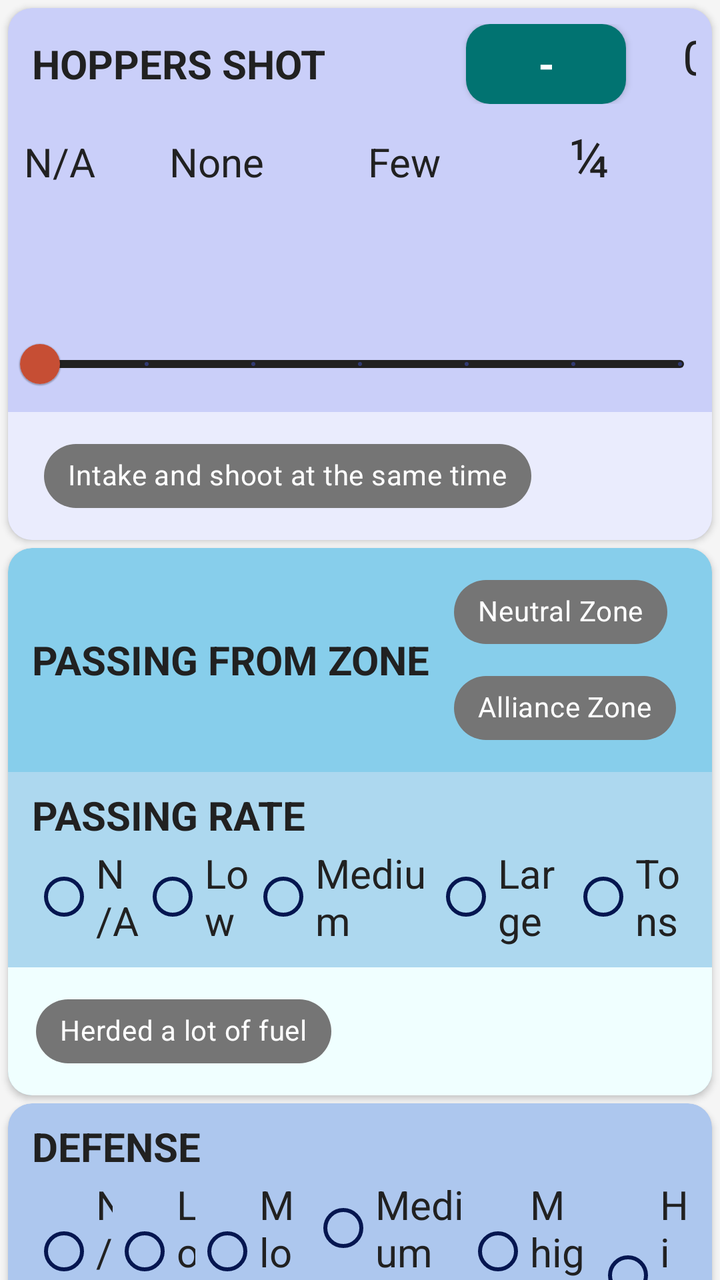
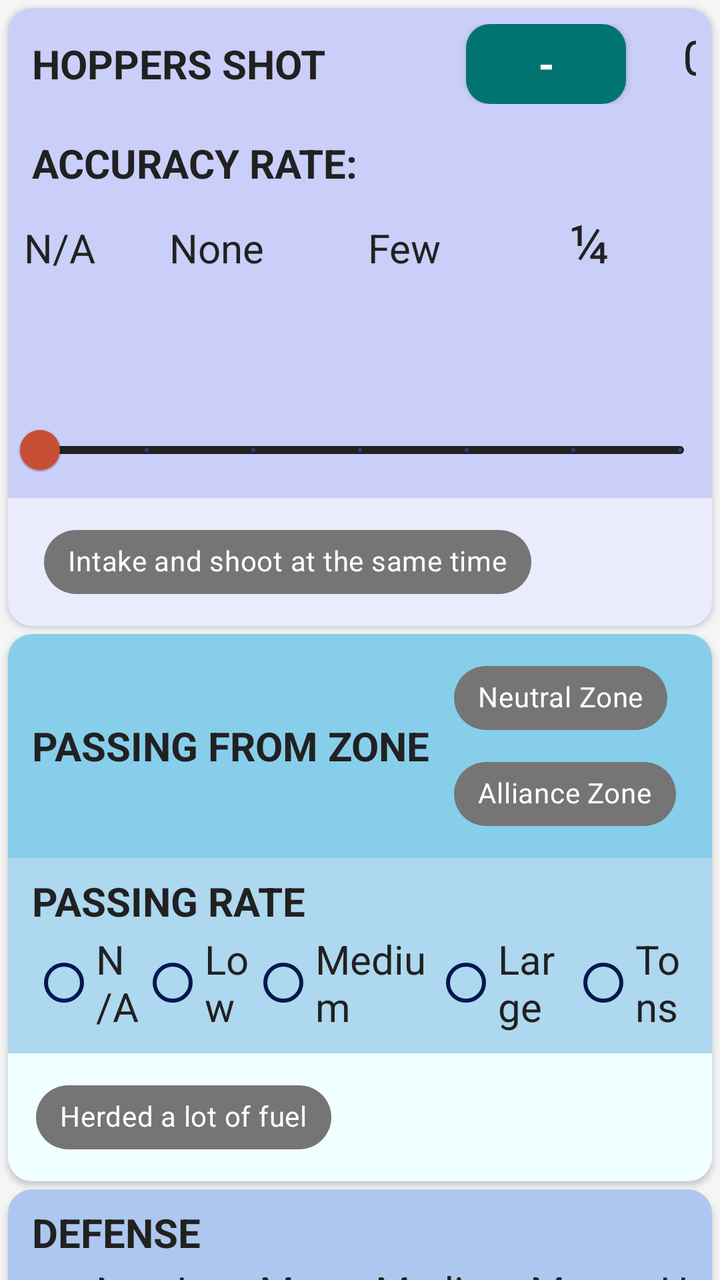

An Android layout rendered at two revisions. The XML below is the earlier revision; the diff shows what the commit changed to produce the second picture.
<!-- AndroidManifest.xml: application theme AppTheme -->
<!-- res/layout/teleop_fragment.xml -->
<?xml version="1.0" encoding="utf-8"?>
<androidx.constraintlayout.widget.ConstraintLayout xmlns:android="http://schemas.android.com/apk/res/android"
    xmlns:app="http://schemas.android.com/apk/res-auto"
    android:layout_width="match_parent"
    android:layout_height="match_parent">

    <androidx.core.widget.NestedScrollView
        android:layout_width="match_parent"
        android:layout_height="match_parent"
        android:fillViewport="true"
        android:clipToPadding="false"
        android:paddingBottom="@dimen/scouting_scroll_bottom_nav__margin">

        
        <LinearLayout
            android:layout_width="match_parent"
            android:layout_height="wrap_content"
            android:orientation="vertical">

            
            
            <com.google.android.material.card.MaterialCardView
                android:layout_width="match_parent"
                android:layout_height="wrap_content"
                android:layout_marginTop="@dimen/card_margin"
                android:layout_marginHorizontal="@dimen/card_margin"
                app:cardBackgroundColor="#CACFF9"
                app:cardCornerRadius="12dp"
                app:cardElevation="2dp">

                <LinearLayout
                    android:layout_width="match_parent"
                    android:layout_height="wrap_content"
                    android:orientation="vertical">

                    
                    <LinearLayout
                        android:layout_width="match_parent"
                        android:layout_height="wrap_content"
                        android:orientation="horizontal"
                        android:padding="@dimen/section_padding">

                        <TextView
                            android:id="@+id/teleop_hopper_label"
                            android:layout_width="wrap_content"
                            android:layout_height="wrap_content"
                            android:layout_marginStart="4dp"
                            android:text="@string/hoppers_shot"
                            android:textColor="@color/customTextPrimary"
                            android:textSize="@dimen/font_medium"
                            android:textStyle="bold" />

                        <com.google.android.material.button.MaterialButton
                            android:id="@+id/teleop_hopper_decr_button"
                            android:layout_width="80dp"
                            android:layout_height="40dp"
                            android:layout_marginStart="70dp"
                            android:padding="0dp"
                            android:insetTop="0dp"
                            android:insetBottom="0dp"
                            app:backgroundTint="#017371"
                            android:text="@string/decrease"
                            android:textAlignment="center"
                            android:textColor="@android:color/white"
                            android:textSize="@dimen/font_medium"
                            android:textStyle="bold" />

                        <TextView
                            android:id="@+id/teleop_hopper_total_text"
                            android:layout_width="70dp"
                            android:layout_height="match_parent"
                            android:textAlignment="center"
                            android:text="@string/hopper_count_total"
                            android:textColor="@color/customTextPrimary"
                            android:textSize="@dimen/font_large" />

                        <com.google.android.material.button.MaterialButton
                            android:id="@+id/teleop_hopper_incr_button"
                            android:layout_width="80dp"
                            android:layout_height="40dp"
                            android:padding="0dp"
                            android:insetTop="0dp"
                            android:insetBottom="0dp"
                            app:backgroundTint="#017371"
                            android:text="@string/increase"
                            android:textAlignment="center"
                            android:textColor="@android:color/white"
                            android:textSize="@dimen/font_medium"
                            android:textStyle="bold" />

                    </LinearLayout>
                    



                    
                    

                    <LinearLayout
                        android:layout_width="match_parent"
                        android:layout_height="wrap_content"
                        android:orientation="horizontal">

                        <TextView
                            android:layout_width="wrap_content"
                            android:layout_height="wrap_content"
                            android:text="N/A"
                            android:layout_marginStart="8dp"
                            android:textColor="@color/customTextPrimary"
                            android:textSize="@dimen/font_medium"
                            />

                    <TextView
                        android:layout_width="wrap_content"
                        android:layout_height="wrap_content"
                        android:text="None"
                        android:layout_marginStart="37dp"
                        android:textColor="@color/customTextPrimary"
                        android:textSize="@dimen/font_medium"
                        />

                        <TextView
                            android:layout_width="wrap_content"
                            android:layout_height="wrap_content"
                            android:text="Few"
                            android:layout_marginStart="52dp"
                            android:textColor="@color/customTextPrimary"
                            android:textSize="@dimen/font_medium"
                            />
                        <TextView
                            android:layout_width="wrap_content"
                            android:layout_height="wrap_content"
                            android:text="@string/one_qtr"
                            android:layout_marginStart="64dp"
                            android:textColor="@color/customTextPrimary"
                            android:textSize="27sp"
                            />

                        <TextView
                            android:layout_width="wrap_content"
                            android:layout_height="wrap_content"
                            android:layout_marginStart="75dp"
                            android:text="@string/one_half"
                            android:textColor="@color/customTextPrimary"
                            android:textSize="27sp"
                            />

                        <TextView
                            android:layout_width="wrap_content"
                            android:layout_height="wrap_content"
                            android:text="@string/three_qtr"
                            android:layout_marginStart="74dp"
                            android:textColor="@color/customTextPrimary"
                            android:textSize="27sp"
                            />

                        <TextView
                            android:layout_width="wrap_content"
                            android:layout_height="wrap_content"
                            android:text="Most"
                            android:layout_marginStart="44dp"
                            android:textColor="@color/customTextPrimary"
                            android:textSize="@dimen/font_medium"
                            />

                    </LinearLayout>


                <LinearLayout
                    android:layout_width="match_parent"
                    android:layout_height="wrap_content">

                    <com.google.android.material.slider.Slider
                        android:id="@+id/teleop_hopper_accuracy_slider"
                        android:layout_width="match_parent"
                        android:layout_height="wrap_content"
                        android:stepSize="1.0"
                        android:value="0.0"
                        android:valueFrom="0.0"
                        android:valueTo="6.0"
                        app:trackColorActive="@color/customTextPrimary"
                        app:trackColorInactive="@color/customTextPrimary"
                        app:thumbColor="#c64e34"
                        app:tickColorActive="#c64e34"
                        app:labelBehavior="gone" />

                </LinearLayout>





                    

                    

                    
                    <LinearLayout
                        android:layout_width="match_parent"
                        android:layout_height="wrap_content"
                        android:background="#EAECFD"
                        android:orientation="horizontal"
                        android:padding="@dimen/section_padding">

                        <com.google.android.material.chip.Chip
                            android:id="@+id/teleop_intake_shoot_chip"
                            style="@style/CustomChipStyle"
                            android:layout_width="wrap_content"
                            android:layout_height="wrap_content"
                            android:layout_marginStart="10dp"
                            android:text="@string/intake_while_shooting" />

                    </LinearLayout>
                    

                </LinearLayout>
            </com.google.android.material.card.MaterialCardView>
            

            
            
            <com.google.android.material.card.MaterialCardView
                android:layout_width="match_parent"
                android:layout_height="wrap_content"
                android:layout_marginTop="@dimen/card_margin"
                android:layout_marginHorizontal="@dimen/card_margin"
                app:cardBackgroundColor="#87CEEB"
                app:cardCornerRadius="12dp"
                app:cardElevation="2dp">

                <LinearLayout
                    android:layout_width="match_parent"
                    android:layout_height="wrap_content"
                    android:orientation="vertical">

                    
                    <LinearLayout
                        android:layout_width="match_parent"
                        android:layout_height="wrap_content"
                        android:orientation="horizontal"
                        android:gravity="center_vertical"
                        android:padding="@dimen/section_padding">

                        <TextView
                            android:id="@+id/teleop_passing_zone_label"
                            android:layout_width="wrap_content"
                            android:layout_height="wrap_content"
                            android:layout_marginStart="4dp"
                            android:text="@string/passing_from_zone"
                            android:textColor="@color/customTextPrimary"
                            android:textSize="@dimen/font_medium"
                            android:textStyle="bold" />

                        
                        <com.google.android.material.chip.ChipGroup
                            android:id="@+id/teleop_pass_zone_chip_group"
                            android:layout_width="match_parent"
                            android:layout_height="wrap_content"
                            android:layout_marginStart="12dp"
                            app:chipSpacingHorizontal="12dp">

                            <com.google.android.material.chip.Chip
                                android:id="@+id/teleop_pass_nz_chip"
                                style="@style/CustomChipStyle"
                                android:layout_width="wrap_content"
                                android:layout_height="wrap_content"
                                android:text="@string/neutral_zone" />

                            <com.google.android.material.chip.Chip
                                android:id="@+id/teleop_pass_az_chip"
                                style="@style/CustomChipStyle"
                                android:layout_width="wrap_content"
                                android:layout_height="wrap_content"
                                android:text="@string/alliance_zone" />

                        </com.google.android.material.chip.ChipGroup>
                        

                    </LinearLayout>
                    

                    
                    <LinearLayout
                        android:layout_width="match_parent"
                        android:layout_height="wrap_content"
                        android:background="#ADD8EF"
                        android:orientation="vertical"
                        android:padding="@dimen/section_padding">

                        <TextView
                            android:id="@+id/teleop_passing_rate_label"
                            android:layout_width="wrap_content"
                            android:layout_height="wrap_content"
                            android:layout_marginStart="4dp"
                            android:text="@string/passing_rate"
                            android:textColor="@color/customTextPrimary"
                            android:textSize="@dimen/font_medium"
                            android:textStyle="bold" />

                        <RadioGroup
                            android:id="@+id/teleop_passing_rate_radio_group"
                            android:layout_width="match_parent"
                            android:layout_height="wrap_content"
                            android:layout_marginStart="4dp"
                            android:orientation="horizontal">

                            <com.google.android.material.radiobutton.MaterialRadioButton
                                android:id="@+id/teleop_passing_rate_na"
                                android:layout_width="wrap_content"
                                android:layout_height="wrap_content"
                                android:layout_weight="1"
                                android:buttonTint="#051650"
                                android:text="@string/n_a"
                                android:textColor="@color/customTextPrimary"
                                android:textSize="@dimen/font_medium" />

                            <com.google.android.material.radiobutton.MaterialRadioButton
                                android:id="@+id/teleop_passing_rate_low"
                                android:layout_width="wrap_content"
                                android:layout_height="wrap_content"
                                android:layout_weight="1"
                                android:buttonTint="#051650"
                                android:text="@string/low"
                                android:textColor="@color/customTextPrimary"
                                android:textSize="@dimen/font_medium" />

                            <com.google.android.material.radiobutton.MaterialRadioButton
                                android:id="@+id/teleop_passing_rate_medium"
                                android:layout_width="wrap_content"
                                android:layout_height="wrap_content"
                                android:layout_weight="1"
                                android:buttonTint="#051650"
                                android:text="@string/medium"
                                android:textColor="@color/customTextPrimary"
                                android:textSize="@dimen/font_medium" />

                            <com.google.android.material.radiobutton.MaterialRadioButton
                                android:id="@+id/teleop_passing_rate_large"
                                android:layout_width="wrap_content"
                                android:layout_height="wrap_content"
                                android:layout_weight="1"
                                android:buttonTint="#051650"
                                android:text="@string/large"
                                android:textColor="@color/customTextPrimary"
                                android:textSize="@dimen/font_medium" />

                            <com.google.android.material.radiobutton.MaterialRadioButton
                                android:id="@+id/teleop_passing_rate_tons"
                                android:layout_width="wrap_content"
                                android:layout_height="wrap_content"
                                android:layout_weight="1"
                                android:buttonTint="#051650"
                                android:text="@string/tons"
                                android:textColor="@color/customTextPrimary"
                                android:textSize="@dimen/font_medium" />
                        </RadioGroup>

                    </LinearLayout>
                    

                    
                    <LinearLayout
                        android:layout_width="match_parent"
                        android:layout_height="wrap_content"
                        android:background="#F0FFFF"
                        android:orientation="horizontal"
                        android:padding="@dimen/section_padding">

                        <com.google.android.material.chip.Chip
                            android:id="@+id/teleop_herded_fuel_chip"
                            style="@style/CustomChipStyle"
                            android:layout_width="wrap_content"
                            android:layout_height="wrap_content"
                            android:layout_marginStart="6dp"
                            android:text="@string/herded_lots_of_fuel" />
                    </LinearLayout>
                    

                </LinearLayout>
            </com.google.android.material.card.MaterialCardView>
            

            
            
            <com.google.android.material.card.MaterialCardView
                android:layout_width="match_parent"
                android:layout_height="wrap_content"
                android:layout_marginTop="@dimen/card_margin"
                android:layout_marginHorizontal="@dimen/card_margin"
                app:cardBackgroundColor="#adc7ee"
                app:cardCornerRadius="12dp"
                app:cardElevation="2dp">

                <LinearLayout
                    android:layout_width="match_parent"
                    android:layout_height="wrap_content"
                    android:orientation="vertical"
                    android:padding="@dimen/section_padding">

                    <TextView
                        android:id="@+id/teleop_defense_label"
                        android:layout_width="match_parent"
                        android:layout_height="wrap_content"
                        android:layout_marginStart="4dp"
                        android:text="@string/defense"
                        android:textColor="@color/customTextPrimary"
                        android:textSize="@dimen/font_medium"
                        android:textStyle="bold" />

                    
                    <RadioGroup
                        android:id="@+id/teleop_defense_radio_group"
                        android:layout_width="match_parent"
                        android:layout_height="wrap_content"
                        android:paddingStart="4dp"
                        android:paddingEnd="4dp"
                        android:orientation="horizontal">

                        <com.google.android.material.radiobutton.MaterialRadioButton
                            android:id="@+id/teleop_defense_na"
                            android:layout_width="wrap_content"
                            android:layout_height="wrap_content"
                            android:layout_weight="1"
                            android:buttonTint="#051650"
                            android:text="@string/n_a"
                            android:textColor="@color/customTextPrimary"
                            android:textSize="@dimen/font_medium" />

                        <com.google.android.material.radiobutton.MaterialRadioButton
                            android:id="@+id/teleop_defense_low"
                            android:layout_width="wrap_content"
                            android:layout_height="wrap_content"
                            android:layout_weight="1"
                            android:buttonTint="#051650"
                            android:text="@string/low"
                            android:textColor="@color/customTextPrimary"
                            android:textSize="@dimen/font_medium" />

                        <com.google.android.material.radiobutton.MaterialRadioButton
                            android:id="@+id/teleop_defense_med_low"
                            android:layout_width="wrap_content"
                            android:layout_height="wrap_content"
                            android:layout_weight="1"
                            android:buttonTint="#051650"
                            android:text="@string/med_low"
                            android:textColor="@color/customTextPrimary"
                            android:textSize="@dimen/font_medium" />

                        <com.google.android.material.radiobutton.MaterialRadioButton
                            android:id="@+id/teleop_defense_medium"
                            android:layout_width="wrap_content"
                            android:layout_height="wrap_content"
                            android:layout_weight="1"
                            android:buttonTint="#051650"
                            android:text="@string/medium"
                            android:textColor="@color/customTextPrimary"
                            android:textSize="@dimen/font_medium" />

                        <com.google.android.material.radiobutton.MaterialRadioButton
                            android:id="@+id/teleop_defense_med_high"
                            android:layout_width="wrap_content"
                            android:layout_height="wrap_content"
                            android:layout_weight="1"
                            android:buttonTint="#051650"
                            android:text="@string/med_high"
                            android:textColor="@color/customTextPrimary"
                            android:textSize="@dimen/font_medium" />

                        <com.google.android.material.radiobutton.MaterialRadioButton
                            android:id="@+id/teleop_defense_high"
                            android:layout_width="wrap_content"
                            android:layout_height="wrap_content"
                            android:layout_weight="1"
                            android:buttonTint="#051650"
                            android:text="@string/high"
                            android:textColor="@color/customTextPrimary"
                            android:textSize="@dimen/font_medium" />
                    </RadioGroup>
                    

                </LinearLayout>
            </com.google.android.material.card.MaterialCardView>
            

            
            
            <com.google.android.material.card.MaterialCardView
                android:layout_width="match_parent"
                android:layout_height="wrap_content"
                android:layout_marginTop="@dimen/card_margin"
                android:layout_marginHorizontal="@dimen/card_margin"
                app:cardBackgroundColor="#9aa3f2"
                app:cardCornerRadius="12dp"
                app:cardElevation="2dp">

                <LinearLayout
                    android:layout_width="match_parent"
                    android:layout_height="wrap_content"
                    android:orientation="vertical"
                    android:padding="@dimen/section_padding">

                    <TextView
                        android:id="@+id/teleop_driving_ability_label"
                        android:layout_width="match_parent"
                        android:layout_height="wrap_content"
                        android:layout_marginStart="4dp"
                        android:text="@string/driving_ability"
                        android:textColor="@color/customTextPrimary"
                        android:textSize="@dimen/font_medium"
                        android:textStyle="bold" />

                    
                    <RadioGroup
                        android:id="@+id/teleop_driving_ability_radio_group"
                        android:layout_width="match_parent"
                        android:layout_height="wrap_content"
                        android:paddingStart="4dp"
                        android:paddingEnd="4dp"
                        android:orientation="horizontal">

                        <com.google.android.material.radiobutton.MaterialRadioButton
                            android:id="@+id/teleop_driving_ability_na"
                            android:layout_width="wrap_content"
                            android:layout_height="wrap_content"
                            android:layout_weight="1"
                            android:buttonTint="#051650"
                            android:text="@string/n_a"
                            android:textColor="@color/customTextPrimary"
                            android:textSize="@dimen/font_medium" />

                        <com.google.android.material.radiobutton.MaterialRadioButton
                            android:id="@+id/teleop_driving_ability_slow"
                            android:layout_width="wrap_content"
                            android:layout_height="wrap_content"
                            android:layout_weight="1"
                            android:buttonTint="#051650"
                            android:text="@string/slow"
                            android:textColor="@color/customTextPrimary"
                            android:textSize="@dimen/font_medium" />

                        <com.google.android.material.radiobutton.MaterialRadioButton
                            android:id="@+id/teleop_driving_ability_jerky"
                            android:layout_width="wrap_content"
                            android:layout_height="wrap_content"
                            android:layout_weight="1"
                            android:buttonTint="#051650"
                            android:text="@string/jerky"
                            android:textColor="@color/customTextPrimary"
                            android:textSize="@dimen/font_medium" />

                        <com.google.android.material.radiobutton.MaterialRadioButton
                            android:id="@+id/teleop_driving_ability_avg"
                            android:layout_width="wrap_content"
                            android:layout_height="wrap_content"
                            android:layout_weight="1"
                            android:buttonTint="#051650"
                            android:text="@string/avg"
                            android:textColor="@color/customTextPrimary"
                            android:textSize="@dimen/font_medium" />

                        <com.google.android.material.radiobutton.MaterialRadioButton
                            android:id="@+id/teleop_driving_ability_fast"
                            android:layout_width="wrap_content"
                            android:layout_height="wrap_content"
                            android:layout_weight="1"
                            android:buttonTint="#051650"
                            android:text="@string/fast"
                            android:textColor="@color/customTextPrimary"
                            android:textSize="@dimen/font_medium" />

                        <com.google.android.material.radiobutton.MaterialRadioButton
                            android:id="@+id/teleop_driving_ability_elite"
                            android:layout_width="wrap_content"
                            android:layout_height="wrap_content"
                            android:layout_weight="1"
                            android:buttonTint="#051650"
                            android:text="@string/elite"
                            android:textColor="@color/customTextPrimary"
                            android:textSize="@dimen/font_medium" />
                    </RadioGroup>
                    

                </LinearLayout>
            </com.google.android.material.card.MaterialCardView>
            

            
            
            <LinearLayout
                android:id="@+id/teleop_photo_container"
                android:layout_width="589dp"
                android:layout_height="186dp"
                android:layout_gravity="center"
                android:layout_marginTop="@dimen/card_margin"
                android:background="@drawable/rebuilt_logo"
                android:orientation="horizontal">

            </LinearLayout>
            

        </LinearLayout>
        

    </androidx.core.widget.NestedScrollView>

</androidx.constraintlayout.widget.ConstraintLayout>
<!-- resources referenced by this layout -->
<resources>
  <color name="customTextPrimary">#212121</color>
  <dimen name="card_margin">4dp</dimen>
  <dimen name="font_large">24sp</dimen>
  <dimen name="font_medium">20sp</dimen>
  <dimen name="scouting_scroll_bottom_nav__margin">80dp</dimen>
  <dimen name="section_padding">8dp</dimen>
  <string name="alliance_zone">Alliance Zone</string>
  <string name="avg">Avg</string>
  <string name="decrease">-</string>
  <string name="defense">DEFENSE</string>
  <string name="driving_ability">DRIVING ABILITY</string>
  <string name="elite">Elite</string>
  <string name="fast">Fast</string>
  <string name="herded_lots_of_fuel">Herded a lot of fuel</string>
  <string name="high">High</string>
  <string name="hopper_count_total">0</string>
  <string name="hoppers_shot">HOPPERS SHOT</string>
  <string name="increase">+</string>
  <string name="intake_while_shooting">Intake and shoot at the same time</string>
  <string name="jerky">Jerky</string>
  <string name="large">Large</string>
  <string name="low">Low</string>
  <string name="med_high">M high</string>
  <string name="med_low">M low</string>
  <string name="medium">Medium</string>
  <string name="n_a">N/A</string>
  <string name="neutral_zone">Neutral Zone</string>
  <string name="one_half">½</string>
  <string name="one_qtr">¼</string>
  <string name="passing_from_zone">PASSING FROM ZONE</string>
  <string name="passing_rate">PASSING RATE</string>
  <string name="slow">Slow</string>
  <string name="three_qtr">¾</string>
  <string name="tons">Tons</string>
  <style name="CustomChipStyle" parent="Widget.MaterialComponents.Chip.Filter">
          <item name="chipBackgroundColor">@color/chip_background_color</item>
          <item name="android:textColor">@android:color/white</item>
          <item name="chipStartPadding">6dp</item>
          <item name="chipEndPadding">6dp</item>
          <item name="textStartPadding">6dp</item>
          <item name="textEndPadding">6dp</item>
      </style>
  <color name="colorPrimary">#3F51B5</color>
  <color name="colorPrimaryVariant">#303F9F</color>
  <color name="colorOnPrimary">#FFFFFF</color>
  <color name="colorSecondary">#FFD700</color>
  <color name="colorOnSecondary">#3F51B5</color>
  <color name="backgroundColor">#F5F5F5</color>
  <color name="surfaceColor">#FFFFFF</color>
  <color name="colorOnSurface">#212121</color>
  <color name="colorOnBackground">#212121</color>
  <color name="errorColor">#B00020</color>
  <color name="colorOnError">#FFFFFF</color>
  <style name="AppSubtitle2" parent="TextAppearance.MaterialComponents.Subtitle2">
          <item name="android:textColor">@color/textSecondary</item>
      </style>
  <style name="ShapeAppearance.App.SmallComponent" parent="ShapeAppearance.MaterialComponents.SmallComponent">
          <item name="cornerFamily">rounded</item>
          <item name="cornerSize">12dp</item>
      </style>
  <style name="ShapeAppearance.App.MediumComponent" parent="ShapeAppearance.MaterialComponents.MediumComponent">
          <item name="cornerFamily">rounded</item>
          <item name="cornerSize">12dp</item>
      </style>
  <style name="RadioButtonTight" parent="Widget.MaterialComponents.CompoundButton.RadioButton">
          <item name="android:paddingTop">2dp</item>
          <item name="android:paddingBottom">2dp</item>
          <item name="android:minHeight">0dp</item>
      </style>
  <color name="textSecondary">#757575</color>
  <!-- unchanged entries left out for length: 2 -->
</resources>

<!-- the commit's change to res/layout/teleop_fragment.xml (unified diff, before → after) -->
@@ -96,10 +96,22 @@
                     
                     
 
+                    <TextView
+                        android:layout_width="wrap_content"
+                        android:layout_height="wrap_content"
+                        android:layout_marginStart="4dp"
+                        android:text="ACCURACY RATE:"
+                        android:textColor="@color/customTextPrimary"
+                        android:textSize="@dimen/font_medium"
+                        android:padding="@dimen/section_padding"
+                        android:textStyle="bold" />
+
                     <LinearLayout
                         android:layout_width="match_parent"
                         android:layout_height="wrap_content"
-                        android:orientation="horizontal">
+                        android:orientation="horizontal"
+                        >
+
 
                         <TextView
                             android:layout_width="wrap_content"
